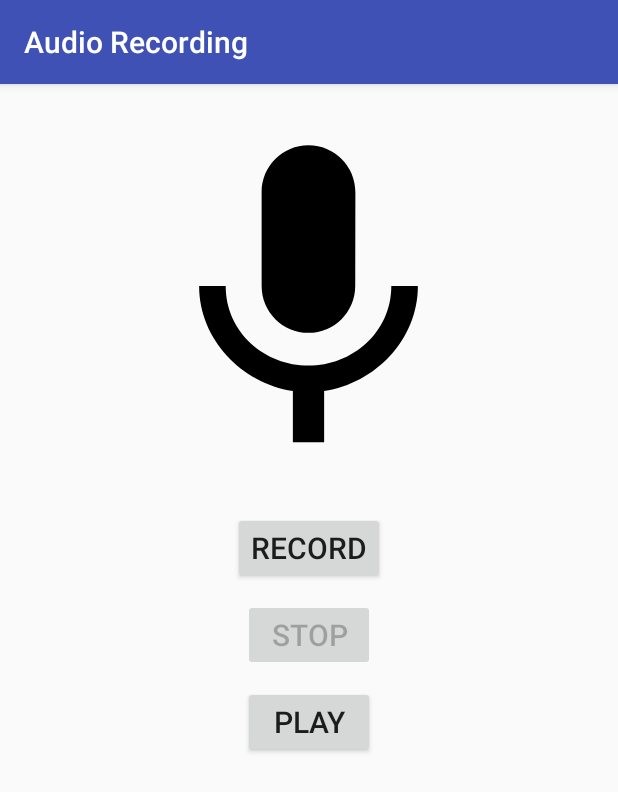
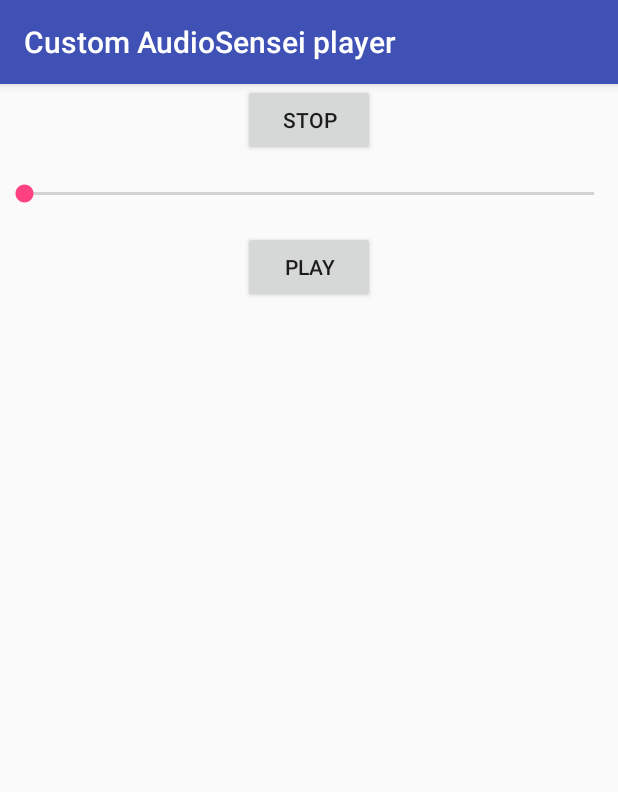
Before and after one commit to rygelouv/android-audio-sensei, an Android app: the screen it shows after launch (MainActivity before the commit, PlayerActivity after it), after a tap on "STOP", on a phone screen of 412 x 824 dp. Shown: the top 792 px of the screen. Run offline under Robolectric (Android 15) with nearby library versions, the phone set to English and light mode, and no system bars; 1 other tap on this screen came first.

Commit message:
Added click registration for view in custom layout

```diff
--- a/app/src/main/AndroidManifest.xml
+++ b/app/src/main/AndroidManifest.xml
@@ -14,13 +14,13 @@
         android:supportsRtl="true"
         android:theme="@style/AppTheme">
         <activity android:name=".MainActivity">
+
+        </activity>
+        <activity android:name=".PlayerActivity">
             <intent-filter>
                 <action android:name="android.intent.action.MAIN" />
                 <category android:name="android.intent.category.LAUNCHER" />
             </intent-filter>
-        </activity>
-        <activity android:name=".PlayerActivity">
-
         </activity>
         <activity android:name=".ListAudioActivity">
 
--- a/app/src/main/java/com/rygelouv/androidaudiosensei/PlayerActivity.java
+++ b/app/src/main/java/com/rygelouv/androidaudiosensei/PlayerActivity.java
@@ -3,8 +3,10 @@ package com.rygelouv.androidaudiosensei;
 import android.os.Bundle;
 import android.support.v7.app.AppCompatActivity;
 import android.util.Log;
+import android.view.View;
 
 import com.rygelouv.audiosensei.player.AudioSenseiPlayerView;
+import com.rygelouv.audiosensei.player.OnPlayerViewClickListener;
 
 /**
  Created by rygelouv on 3/1/18.
@@ -28,7 +30,6 @@ public class PlayerActivity extends AppCompatActivity
     public static final int MEDIA_RES_ID = R.raw.jazz_in_paris;
 
     private AudioSenseiPlayerView audioSenseiPlayerView1;
-    //private AudioSenseiPlayerView audioSenseiPlayerView2;
 
     @Override
     protected void onCreate(Bundle savedInstanceState) {
@@ -54,7 +55,15 @@ public class PlayerActivity extends AppCompatActivity
         audioSenseiPlayerView1 = findViewById(R.id.player1);
         audioSenseiPlayerView1.setAudioTarget(MEDIA_RES_ID);
 
-        /*audioSenseiPlayerView2 = findViewById(R.id.player2);
-        audioSenseiPlayerView2.setAudioTarget(R.raw.francisco_tarrega_lagrima);*/
+        audioSenseiPlayerView1.registerViewClickListener(R.id.stop, new OnPlayerViewClickListener()
+        {
+            @Override
+            public void onPlayerViewClick(View view)
+            {
+                Log.i(TAG, "onPlayer view Clicked");
+                audioSenseiPlayerView1.stop();
+            }
+        });
+        audioSenseiPlayerView1.commitClickEvents();
     }
 }
--- a/app/src/main/res/layout/custom_player.xml
+++ b/app/src/main/res/layout/custom_player.xml
@@ -4,6 +4,14 @@
     android:layout_height="match_parent"
     android:orientation="vertical"
     >
+
+    <Button
+        android:layout_width="wrap_content"
+        android:layout_height="wrap_content"
+        android:text="stop"
+        android:layout_gravity="center"
+        android:id="@+id/stop"
+        />
 
     <SeekBar
         android:id="@+id/seekbar_audio"
@@ -33,6 +41,7 @@
             android:layout_height="wrap_content"
             android:text="play"
             />
+
     </FrameLayout>
 
 </LinearLayout>
--- a/audiosensei/src/main/java/com/rygelouv/audiosensei/AudioSensei.java
+++ b/audiosensei/src/main/java/com/rygelouv/audiosensei/AudioSensei.java
@@ -177,7 +177,7 @@ public class AudioSensei
         public void start()
         {
             if (audioRecordInfo.activity == null)
-                throw new RuntimeException("Acivity not provided. Set activity using with() method");
+                throw new RuntimeException("Activity not provided. Set activity using with() method");
             if (TextUtils.isEmpty(audioRecordInfo.name))
                 audioRecordInfo.name = UUID.randomUUID().toString();
             if (audioRecordInfo.path == 0)
--- a/audiosensei/src/main/java/com/rygelouv/audiosensei/player/AudioSenseiPlayerView.java
+++ b/audiosensei/src/main/java/com/rygelouv/audiosensei/player/AudioSenseiPlayerView.java
@@ -9,6 +9,7 @@ import android.support.annotation.RequiresApi;
 import android.support.v4.media.session.PlaybackStateCompat;
 import android.util.AttributeSet;
 import android.util.Log;
+import android.util.SparseArray;
 import android.view.View;
 import android.widget.ImageButton;
 import android.widget.RelativeLayout;
@@ -45,6 +46,7 @@ public class AudioSenseiPlayerView extends RelativeLayout
     private boolean mUserIsSeeking = false;
     private AudioTarget mTarget;
     private @LayoutRes int customLayout;
+    private SparseArray<OnPlayerViewClickListener> playerViewClickListenersArray = new SparseArray<>();
 
     public AudioSenseiPlayerView(Context context)
     {
@@ -94,6 +96,34 @@ public class AudioSenseiPlayerView extends RelativeLayout
     {
         mTarget = new AudioTarget.Builder().withRemoteUrl(url).build();
     }
+
+    /**
+     * Registers click listener for view by id
+     *
+     * @param viewId                     view
+     * @param onPlayerViewClickListener click listener.
+     */
+    public void registerViewClickListener(int viewId, OnPlayerViewClickListener onPlayerViewClickListener) {
+        Log.i(TAG, "view registered");
+        this.playerViewClickListenersArray.append(viewId, onPlayerViewClickListener);
+    }
+
+    public void commitClickEvents()
+    {
+        for (int i = 0; i < playerViewClickListenersArray.size(); i++) {
+            final int key = playerViewClickListenersArray.keyAt(i);
+            final View view = rootView.findViewById(key);
+            if (view != null) {
+                view.setOnClickListener(new View.OnClickListener() {
+                    @Override
+                    public void onClick(View v) {
+                        playerViewClickListenersArray.get(key).onPlayerViewClick(view);
+                    }
+                });
+            }
+        }
+    }
+
 
     void init(Context context)
     {
@@ -175,10 +205,19 @@ public class AudioSenseiPlayerView extends RelativeLayout
                 });
     }
 
-    public void reset()
+    private void reset()
     {
         mPlayButton.setVisibility(VISIBLE);
         mPauseButton.setVisibility(GONE);
+    }
+
+    public void stop()
+    {
+        if (mPlayerAdapter != null)
+        {
+            mPlayerAdapter.reset(false);
+            mPlayerAdapter.release();
+        }
     }
 
     public class PlaybackListener extends PlaybackInfoListener
@@ -208,6 +247,11 @@ public class AudioSenseiPlayerView extends RelativeLayout
             onLogUpdated(String.format("onStateChanged(%s)", stateToString));
             if (state == State.RESET)
                 reset();
+            else if (state == State.COMPLETED)
+            {
+                mPlayButton.setVisibility(VISIBLE);
+                mPauseButton.setVisibility(GONE);
+            }
         }
 
         @Override
```
Also changed, not shown: audiosensei/src/main/java/com/rygelouv/audiosensei/player/OnPlayerViewClickListener.java (added, +29 -0 lines), 1 other file.
